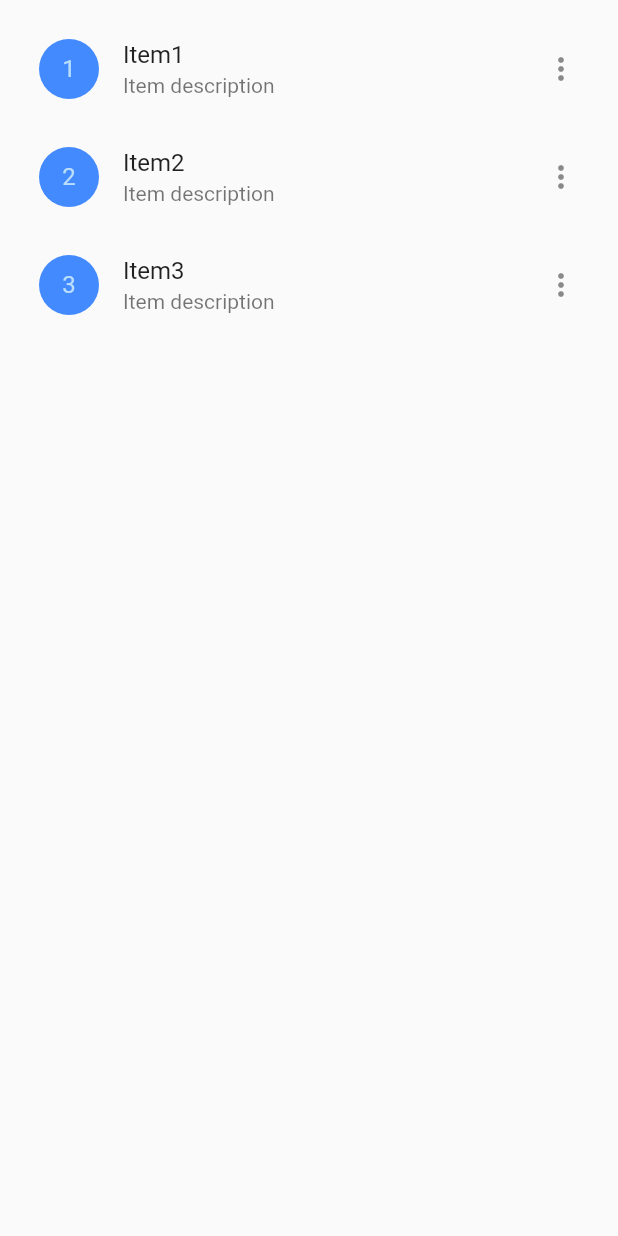
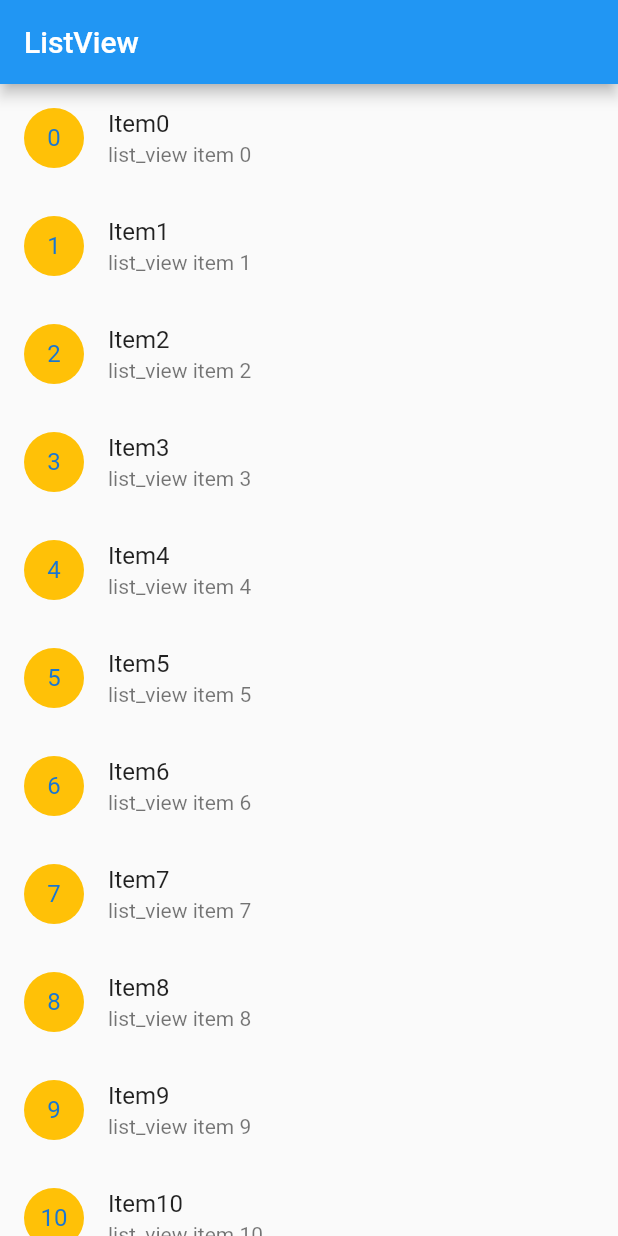
Before and after one commit to KangHuiSoo/repo, a Flutter app: the screen it shows after launch, on a phone screen of 412 x 824 dp. Run offline on Flutter 3.47's test engine with Material 2 defaults, Android fonts, the phone set to English and light mode, and no system bars; our stand-ins replace bloc, equatable, flutter_bloc, get, image_picker, rxdart and 1 more.

Commit message:
ListView.builder 사용법

```diff
--- a/flutter/list_view/lib/main.dart
+++ b/flutter/list_view/lib/main.dart
@@ -12,7 +12,10 @@ class MyApp extends StatelessWidget {
     return MaterialApp(
       debugShowCheckedModeBanner: false,
       home: Scaffold(
-        body: _listViewBasic(),
+        appBar: AppBar(
+          title: Text('ListView'),
+        ),
+        body: _listViewBuilder(),
       ),
     );
   }
@@ -52,4 +55,24 @@ class MyApp extends StatelessWidget {
       ],
     );
   }
+
+
+  //ListView.builder 사용 예제
+  Widget _listViewBuilder(){
+    return ListView.builder(
+      physics: BouncingScrollPhysics(),
+      itemCount: 30,
+      itemBuilder: (context, index) {
+        return ListTile(
+          title: Text('Item$index'),
+          subtitle: Text('list_view item $index'),
+          leading: CircleAvatar(
+            backgroundColor: Colors.amber,
+            child: Text(index.toString()),
+          ),
+        );
+      },
+    );
+  }
+
 }
```
